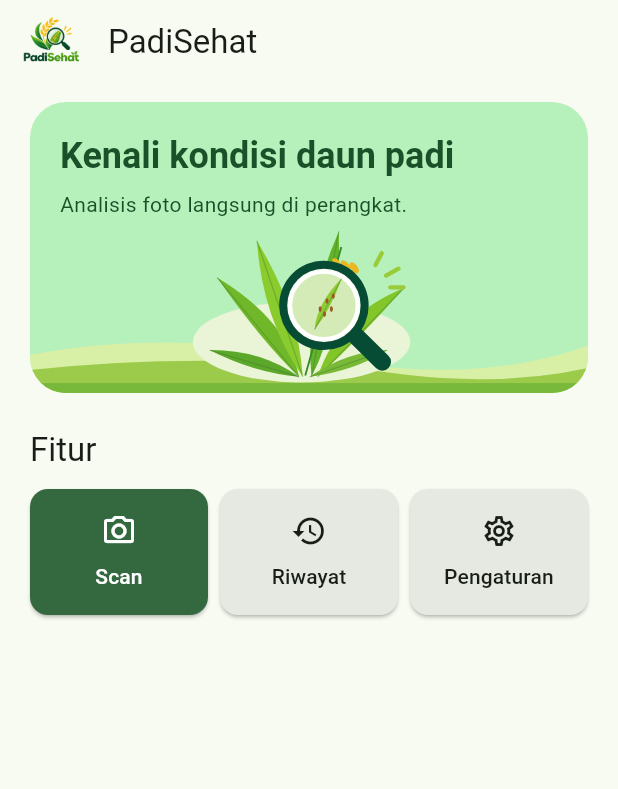
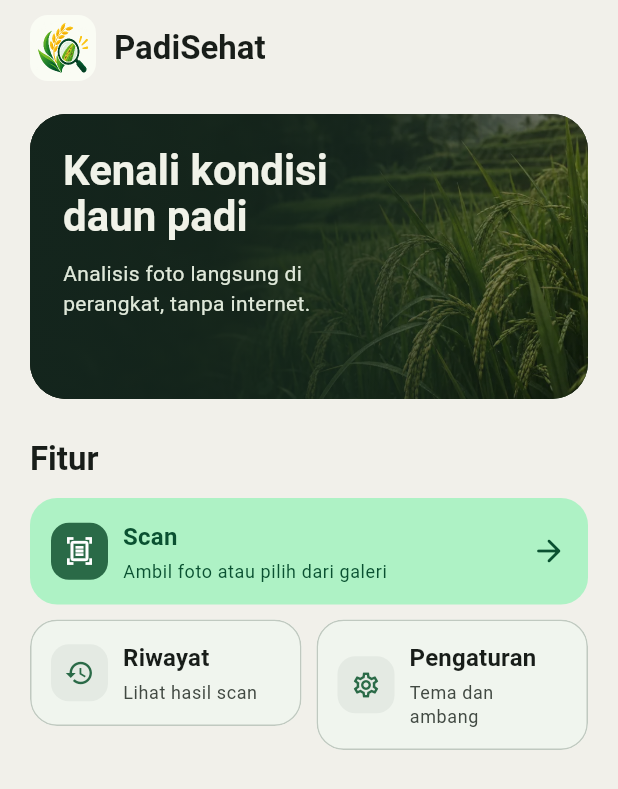
Before and after one commit to DanielSinaga2/pdp, a Flutter app: the screen it shows after launch, on a phone screen of 412 x 824 dp. Shown: the top 789 px of the screen. Run offline on Flutter 3.47's test engine with Material 3 defaults, Android fonts, the phone set to English and light mode, and no system bars; our stand-ins replace drift, flutter_bloc, get_it, image_picker, material_ui, shared_preferences; missing offline and left inert: flutter_litert; accounts and stored records are empty.

Commit message:
Redesign PadiSehat home with a muted rice field theme

```diff
--- a/lib/features/scan/presentation/landing_page.dart
+++ b/lib/features/scan/presentation/landing_page.dart
@@ -14,119 +14,54 @@ class LandingPage extends StatelessWidget {
 
     return Scaffold(
       appBar: AppBar(
-        title: const Text('PadiSehat'),
+        toolbarHeight: 64,
+        leadingWidth: 64,
         leading: Padding(
-          padding: const EdgeInsets.only(left: 12, top: 6, bottom: 6),
+          padding: const EdgeInsets.fromLTRB(20, 10, 0, 10),
+          child: ClipRRect(
+            borderRadius: BorderRadius.circular(12),
             child: Image.asset(
-            'assets/branding/padisehat_logo.png',
+              'assets/branding/padisehat_app_icon.png',
               key: const Key('padisehat-logo'),
+              fit: BoxFit.cover,
               excludeFromSemantics: true,
+              cacheWidth: 132,
             ),
           ),
+        ),
+        title: const Text(
+          'PadiSehat',
+          style: TextStyle(fontWeight: FontWeight.w700),
+        ),
+        titleSpacing: 12,
+        backgroundColor: colors.surface,
+        scrolledUnderElevation: 0,
       ),
       body: SafeArea(
         child: Center(
           child: ConstrainedBox(
-            constraints: const BoxConstraints(maxWidth: 560),
+            constraints: const BoxConstraints(maxWidth: 580),
             child: ListView(
               padding: const EdgeInsets.fromLTRB(20, 12, 20, 24),
               children: [
-                ClipRRect(
-                  borderRadius: BorderRadius.circular(24),
-                  child: ColoredBox(
-                    color: colors.primaryContainer,
-                    child: Column(
-                      crossAxisAlignment: CrossAxisAlignment.stretch,
-                      children: [
-                        Padding(
-                          padding: const EdgeInsets.fromLTRB(20, 20, 20, 0),
-                          child: Column(
-                            crossAxisAlignment: CrossAxisAlignment.start,
-                            children: [
+                const _RiceFieldHero(),
+                const SizedBox(height: 26),
                 Text(
-                                'Kenali kondisi daun padi',
-                                style: theme.textTheme.headlineSmall?.copyWith(
-                                  color: colors.onPrimaryContainer,
+                  'Fitur',
+                  style: theme.textTheme.titleLarge?.copyWith(
                     fontWeight: FontWeight.w700,
                   ),
                 ),
-                              const SizedBox(height: 6),
-                              Text(
-                                'Analisis foto langsung di perangkat.',
-                                style: theme.textTheme.bodyMedium?.copyWith(
-                                  color: colors.onPrimaryContainer,
-                                ),
-                              ),
-                            ],
-                          ),
-                        ),
-                        const ExcludeSemantics(
-                          child: SizedBox(
-                            height: 116,
-                            child: Stack(
-                              fit: StackFit.expand,
-                              children: [
-                                Positioned(
-                                  left: 0,
-                                  right: 0,
-                                  bottom: 0,
-                                  height: 44,
-                                  child: CustomPaint(painter: _FieldPainter()),
-                                ),
-                                CustomPaint(painter: _RiceLeafPainter()),
-                              ],
-                            ),
-                          ),
-                        ),
-                      ],
-                    ),
-                  ),
-                ),
-                const SizedBox(height: 24),
-                Text('Fitur', style: theme.textTheme.titleLarge),
                 const SizedBox(height: 12),
-                LayoutBuilder(
-                  builder: (context, constraints) {
-                    const gap = 8.0;
-                    final wideTiles =
-                        MediaQuery.textScalerOf(context).scale(14) > 19 ||
-                        constraints.maxWidth < 258;
-                    final width = wideTiles
-                        ? constraints.maxWidth
-                        : (constraints.maxWidth - 2 * gap) / 3;
-                    return Wrap(
-                      spacing: gap,
-                      runSpacing: gap,
-                      children: [
-                        SizedBox(
-                          width: width,
-                          child: const _FeatureTile(
+                const _FeatureCard(
                   label: 'Scan',
-                            icon: Icons.camera_alt_outlined,
+                  description: 'Ambil foto atau pilih dari galeri',
+                  icon: Icons.document_scanner_outlined,
                   route: scanRoute,
                   primary: true,
                 ),
-                        ),
-                        SizedBox(
-                          width: width,
-                          child: const _FeatureTile(
-                            label: 'Riwayat',
-                            icon: Icons.history,
-                            route: historyRoute,
-                          ),
-                        ),
-                        SizedBox(
-                          width: width,
-                          child: const _FeatureTile(
-                            label: 'Pengaturan',
-                            icon: Icons.settings_outlined,
-                            route: settingsRoute,
-                          ),
-                        ),
-                      ],
-                    );
-                  },
-                ),
+                const SizedBox(height: 10),
+                const _SecondaryFeatures(),
               ],
             ),
           ),
@@ -136,15 +71,134 @@ class LandingPage extends StatelessWidget {
   }
 }
 
-class _FeatureTile extends StatelessWidget {
-  const _FeatureTile({
+class _RiceFieldHero extends StatelessWidget {
+  const _RiceFieldHero();
+
+  @override
+  Widget build(BuildContext context) {
+    final typography = Theme.of(context).textTheme;
+
+    return ClipRRect(
+      borderRadius: BorderRadius.circular(24),
+      child: ColoredBox(
+        color: const Color(0xFF1B2E23),
+        child: Stack(
+          children: [
+            Positioned.fill(
+              child: Image.asset(
+                'assets/branding/padisehat_rice_field.webp',
+                fit: BoxFit.cover,
+                alignment: Alignment.centerRight,
+                excludeFromSemantics: true,
+              ),
+            ),
+            const Positioned.fill(
+              child: DecoratedBox(
+                decoration: BoxDecoration(
+                  gradient: LinearGradient(
+                    colors: [
+                      Color(0xF014261E),
+                      Color(0xBB14261E),
+                      Color(0x3314261E),
+                    ],
+                    stops: [0, 0.60, 1],
+                  ),
+                ),
+              ),
+            ),
+            ConstrainedBox(
+              constraints: const BoxConstraints(minHeight: 190),
+              child: Padding(
+                padding: const EdgeInsets.all(22),
+                child: Column(
+                  mainAxisSize: MainAxisSize.min,
+                  crossAxisAlignment: CrossAxisAlignment.start,
+                  children: [
+                    Text(
+                      'Kenali kondisi\ndaun padi',
+                      style: typography.headlineMedium?.copyWith(
+                        color: const Color(0xFFF0F2E8),
+                        fontWeight: FontWeight.w700,
+                        height: 1.1,
+                      ),
+                    ),
+                    const SizedBox(height: 12),
+                    ConstrainedBox(
+                      constraints: const BoxConstraints(maxWidth: 225),
+                      child: Text(
+                        'Analisis foto langsung di perangkat, tanpa internet.',
+                        style: typography.bodyMedium?.copyWith(
+                          color: const Color(0xFFDFE8D9),
+                          height: 1.4,
+                        ),
+                      ),
+                    ),
+                  ],
+                ),
+              ),
+            ),
+          ],
+        ),
+      ),
+    );
+  }
+}
+
+class _SecondaryFeatures extends StatelessWidget {
+  const _SecondaryFeatures();
+
+  @override
+  Widget build(BuildContext context) {
+    return LayoutBuilder(
+      builder: (context, constraints) {
+        const gap = 10.0;
+        final stack =
+            constraints.maxWidth < 304 ||
+            MediaQuery.textScalerOf(context).scale(14) > 18;
+        final width = stack
+            ? constraints.maxWidth
+            : (constraints.maxWidth - gap) / 2;
+
+        return Wrap(
+          spacing: gap,
+          runSpacing: gap,
+          children: [
+            SizedBox(
+              width: width,
+              child: const _FeatureCard(
+                label: 'Riwayat',
+                description: 'Lihat hasil scan',
+                icon: Icons.history,
+                route: LandingPage.historyRoute,
+              ),
+            ),
+            SizedBox(
+              width: width,
+              child: const _FeatureCard(
+                label: 'Pengaturan',
+                description: 'Tema dan ambang',
+                icon: Icons.settings_outlined,
+                route: LandingPage.settingsRoute,
+              ),
+            ),
+          ],
+        );
+      },
+    );
+  }
+}
+
+class _FeatureCard extends StatelessWidget {
+  const _FeatureCard({
     required this.label,
+    required this.description,
     required this.icon,
     required this.route,
     this.primary = false,
   });
 
   final String label;
+  final String description;
   final IconData icon;
   final String route;
   final bool primary;
@@ -153,25 +207,68 @@ class _FeatureTile extends StatelessWidget {
   Widget build(BuildContext context) {
     final theme = Theme.of(context);
     final colors = theme.colorScheme;
-    final foreground = primary ? colors.onPrimary : colors.onSurface;
+    final background = primary
+        ? colors.primaryContainer
+        : colors.surfaceContainerLow;
+    final foreground = primary ? colors.onPrimaryContainer : colors.onSurface;
 
     return Card(
       margin: EdgeInsets.zero,
-      color: primary ? colors.primary : colors.surfaceContainerHigh,
+      elevation: 0,
+      color: background,
+      shape: RoundedRectangleBorder(
+        borderRadius: BorderRadius.circular(18),
+        side: BorderSide(
+          color: primary ? Colors.transparent : colors.outlineVariant,
+        ),
+      ),
       clipBehavior: Clip.antiAlias,
       child: InkWell(
         onTap: () => Navigator.of(context).pushNamed<void>(route),
         child: Padding(
-          padding: const EdgeInsets.symmetric(horizontal: 4, vertical: 16),
+          padding: const EdgeInsets.all(14),
+          child: Row(
+            children: [
+              DecoratedBox(
+                decoration: BoxDecoration(
+                  color: primary ? colors.primary : colors.surfaceContainerHigh,
+                  borderRadius: BorderRadius.circular(12),
+                ),
+                child: Padding(
+                  padding: const EdgeInsets.all(9),
+                  child: Icon(
+                    icon,
+                    size: 20,
+                    color: primary ? colors.onPrimary : colors.primary,
+                  ),
+                ),
+              ),
+              const SizedBox(width: 10),
+              Expanded(
                 child: Column(
+                  crossAxisAlignment: CrossAxisAlignment.start,
                   children: [
-              Icon(icon, color: foreground),
-              const SizedBox(height: 8),
                     Text(
                       label,
-                textAlign: TextAlign.center,
-                style: theme.textTheme.labelLarge?.copyWith(color: foreground),
+                      style: theme.textTheme.titleMedium?.copyWith(
+                        color: foreground,
+                        fontWeight: FontWeight.w700,
                       ),
+                    ),
+                    const SizedBox(height: 3),
+                    Text(
+                      description,
+                      style: theme.textTheme.bodySmall?.copyWith(
+                        color: primary ? foreground : colors.onSurfaceVariant,
+                      ),
+                    ),
+                  ],
+                ),
+              ),
+              if (primary) ...[
+                const SizedBox(width: 8),
+                Icon(Icons.arrow_forward_rounded, color: foreground),
+              ],
             ],
           ),
         ),
@@ -179,242 +276,3 @@ class _FeatureTile extends StatelessWidget {
     );
   }
 }
-
-class _RiceLeafPainter extends CustomPainter {
-  const _RiceLeafPainter();
-
-  @override
-  void paint(Canvas canvas, Size size) {
-    final widthScale = size.width / 400;
-    final heightScale = size.height / 280;
-    final scale = widthScale < heightScale ? widthScale : heightScale;
-    canvas.save();
-    canvas.translate(
-      (size.width - 400 * scale) / 2,
-      (size.height - 280 * scale) / 2,
-    );
-    canvas.scale(scale);
-
-    final haloPaint = Paint()..color = const Color(0xFFEAF4D6);
-    canvas.drawOval(
-      Rect.fromCenter(center: const Offset(188, 198), width: 350, height: 130),
-      haloPaint,
-    );
-
-    _drawLeaf(
-      canvas,
-      const Offset(184, 254),
-      const Offset(52, 94),
-      const Color(0xFF70B82A),
-      const Offset(145, 180),
-    );
-    _drawLeaf(
-      canvas,
-      const Offset(190, 254),
-      const Offset(116, 35),
-      const Color(0xFF8ACB2D),
-      const Offset(154, 153),
-    );
-    _drawLeaf(
-      canvas,
-      const Offset(204, 254),
-      const Offset(248, 20),
-      const Color(0xFF63B32A),
-      const Offset(222, 154),
-    );
-    _drawLeaf(
-      canvas,
-      const Offset(214, 254),
-      const Offset(353, 111),
-      const Color(0xFF82C62A),
-      const Offset(265, 172),
-    );
-    _drawLeaf(
-      canvas,
-      const Offset(184, 254),
-      const Offset(40, 211),
-      const Color(0xFF5CA82B),
-      const Offset(117, 229),
-    );
-    _drawLeaf(
-      canvas,
-      const Offset(201, 254),
-      const Offset(326, 211),
-      const Color(0xFF78B936),
-      const Offset(267, 229),
-    );
-
-    final stalkPaint = Paint()
-      ..color = const Color(0xFF388A2B)
-      ..strokeWidth = 3
-      ..style = PaintingStyle.stroke;
-    canvas.drawLine(const Offset(194, 252), const Offset(252, 45), stalkPaint);
-    for (var index = 0; index < 5; index++) {
-      final y = 72.0 + index * 24;
-      final x = 245.0 - index * 9;
-      _drawGrain(canvas, Offset(x, y), 1);
-    }
-
-    final handlePaint = Paint()
-      ..color = const Color(0xFF064B33)
-      ..strokeWidth = 28
-      ..strokeCap = StrokeCap.round;
-    canvas.drawLine(
-      const Offset(260, 173),
-      const Offset(318, 230),
-      handlePaint,
-    );
-
-    canvas.drawCircle(
-      const Offset(224, 139),
-      72,
-      Paint()..color = const Color(0xFF064B33),
-    );
-    canvas.drawCircle(
-      const Offset(224, 139),
-      59,
-      Paint()..color = const Color(0xFFFAFCF4),
-    );
-    canvas.drawCircle(
-      const Offset(224, 139),
-      51,
-      Paint()..color = const Color(0x5589C83D),
-    );
-    _drawLeaf(
-      canvas,
-      const Offset(209, 178),
-      const Offset(253, 95),
-      const Color(0xFF8FCB35),
-      const Offset(223, 142),
-    );
-    final spotsPaint = Paint()..color = const Color(0xFF9A5A24);
-    for (final spot in const [
-      Offset(218, 145),
-      Offset(229, 132),
-      Offset(225, 153),
-      Offset(239, 124),
-      Offset(236, 145),
-    ]) {
-      canvas.drawOval(
-        Rect.fromCenter(center: spot, width: 5, height: 9),
-        spotsPaint,
-      );
-    }
-    canvas.drawCircle(
-      const Offset(224, 139),
-      54,
-      Paint()
-        ..color = Colors.white
-        ..style = PaintingStyle.stroke
-        ..strokeWidth = 5,
-    );
-
-    final raysPaint = Paint()
-      ..color = const Color(0xFF9ACB39)
-      ..strokeWidth = 7
-      ..strokeCap = StrokeCap.round;
-    canvas.drawLine(const Offset(307, 74), const Offset(317, 55), raysPaint);
-    canvas.drawLine(const Offset(324, 91), const Offset(344, 80), raysPaint);
-    canvas.drawLine(const Offset(331, 110), const Offset(352, 110), raysPaint);
-    canvas.restore();
-  }
-
-  void _drawLeaf(
-    Canvas canvas,
-    Offset base,
-    Offset tip,
-    Color color,
-    Offset control,
-  ) {
-    final direction = tip - base;
-    final perpendicular = Offset(-direction.dy * 0.13, direction.dx * 0.13);
-    final path = Path()
-      ..moveTo(base.dx, base.dy)
-      ..quadraticBezierTo(
-        control.dx - perpendicular.dx,
-        control.dy - perpendicular.dy,
-        tip.dx,
-        tip.dy,
-      )
-      ..quadraticBezierTo(
-        control.dx + perpendicular.dx,
-        control.dy + perpendicular.dy,
-        base.dx,
-        base.dy,
-      )
-      ..close();
-    canvas.drawPath(path, Paint()..color = color);
-    canvas.drawLine(
-      base,
-      tip,
-      Paint()
-        ..color = const Color(0x55366F26)
-        ..strokeWidth = 2,
-    );
-  }
-
-  void _drawGrain(Canvas canvas, Offset center, double scale) {
-    final paint = Paint()..color = const Color(0xFFE9B923);
-    canvas.save();
-    canvas.translate(center.dx, center.dy);
-    canvas.rotate(-0.65);
-    for (var index = 0; index < 3; index++) {
-      canvas.drawOval(
-        Rect.fromCenter(
-          center: Offset(index * 9 * scale, index * 11 * scale),
-          width: 11 * scale,
-          height: 21 * scale,
-        ),
-        paint,
-      );
-    }
-    canvas.restore();
-  }
-
-  @override
-  bool shouldRepaint(covariant _RiceLeafPainter oldDelegate) => false;
-}
-
-class _FieldPainter extends CustomPainter {
-  const _FieldPainter();
-
-  @override
-  void paint(Canvas canvas, Size size) {
-    final height = size.height;
-    final width = size.width;
-    final back = Path()
-      ..moveTo(0, height * 0.42)
-      ..quadraticBezierTo(
-        width * 0.25,
-        height * 0.02,
-        width * 0.53,
-        height * 0.48,
-      )
-      ..quadraticBezierTo(width * 0.8, height * 0.9, width, height * 0.28)
-      ..lineTo(width, height)
-      ..lineTo(0, height)
-      ..close();
-    canvas.drawPath(back, Paint()..color = const Color(0xFFD8EFA6));
-
-    final front = Path()
-      ..moveTo(0, height * 0.65)
-      ..quadraticBezierTo(
-        width * 0.35,
-        height * 0.34,
-        width * 0.67,
-        height * 0.72,
-      )
-      ..quadraticBezierTo(width * 0.85, height * 0.9, width, height * 0.62)
-      ..lineTo(width, height)
-      ..lineTo(0, height)
-      ..close();
-    canvas.drawPath(front, Paint()..color = const Color(0xFF9CCB4B));
-    canvas.drawRect(
-      Rect.fromLTWH(0, height * 0.85, width, height * 0.15),
-      Paint()..color = const Color(0xFF78B83B),
-    );
-  }
-
-  @override
-  bool shouldRepaint(covariant _FieldPainter oldDelegate) => false;
-}
--- a/lib/main.dart
+++ b/lib/main.dart
@@ -23,7 +23,7 @@ class PadiSehatApp extends StatelessWidget {
 
   @override
   Widget build(BuildContext context) {
-    const seed = Color(0xFF367343);
+    const seed = Color(0xFF45634F);
 
     return MultiBlocProvider(
       providers: [
@@ -36,13 +36,15 @@ class PadiSehatApp extends StatelessWidget {
           return MaterialApp(
             title: 'PadiSehat',
             theme: ThemeData(
-              colorScheme: ColorScheme.fromSeed(seedColor: seed),
+              colorScheme: ColorScheme.fromSeed(
+                seedColor: seed,
+              ).copyWith(surface: const Color(0xFFF1F0EA)),
             ),
             darkTheme: ThemeData(
               colorScheme: ColorScheme.fromSeed(
                 seedColor: seed,
                 brightness: Brightness.dark,
-              ),
+              ).copyWith(surface: const Color(0xFF161D19)),
             ),
             themeMode: switch (theme) {
               AppThemePreference.system => ThemeMode.system,
```
Also changed, not shown: assets/branding/padisehat_rice_field.webp (added). Lines whose indentation alone changed are shown as unchanged.
